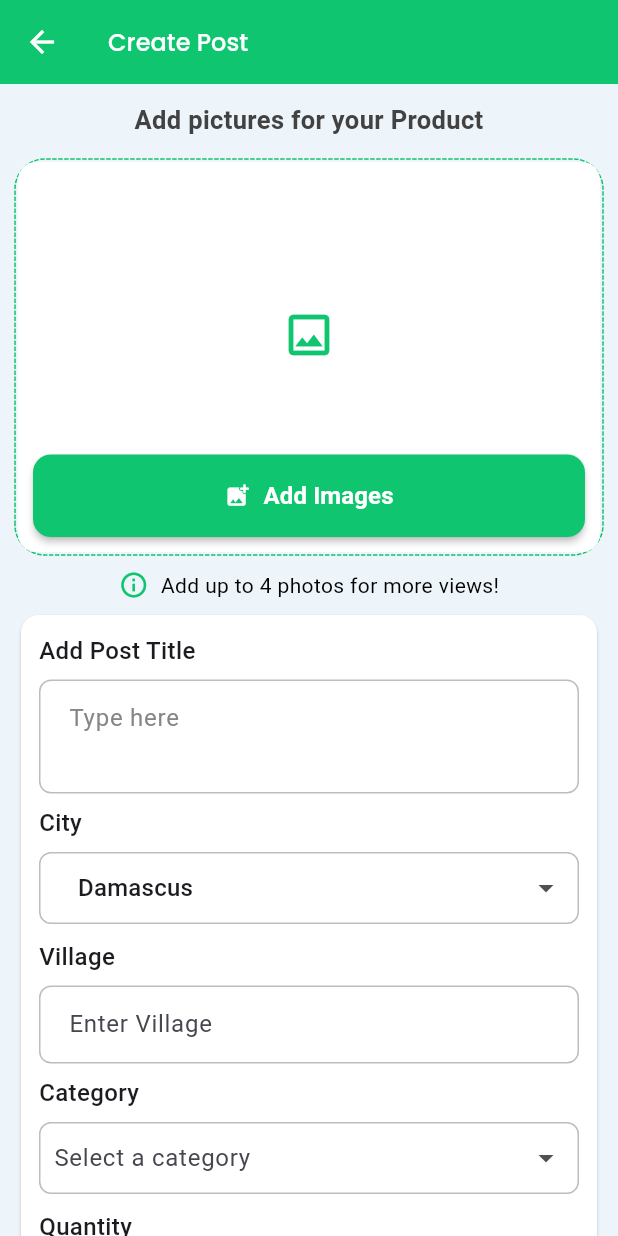
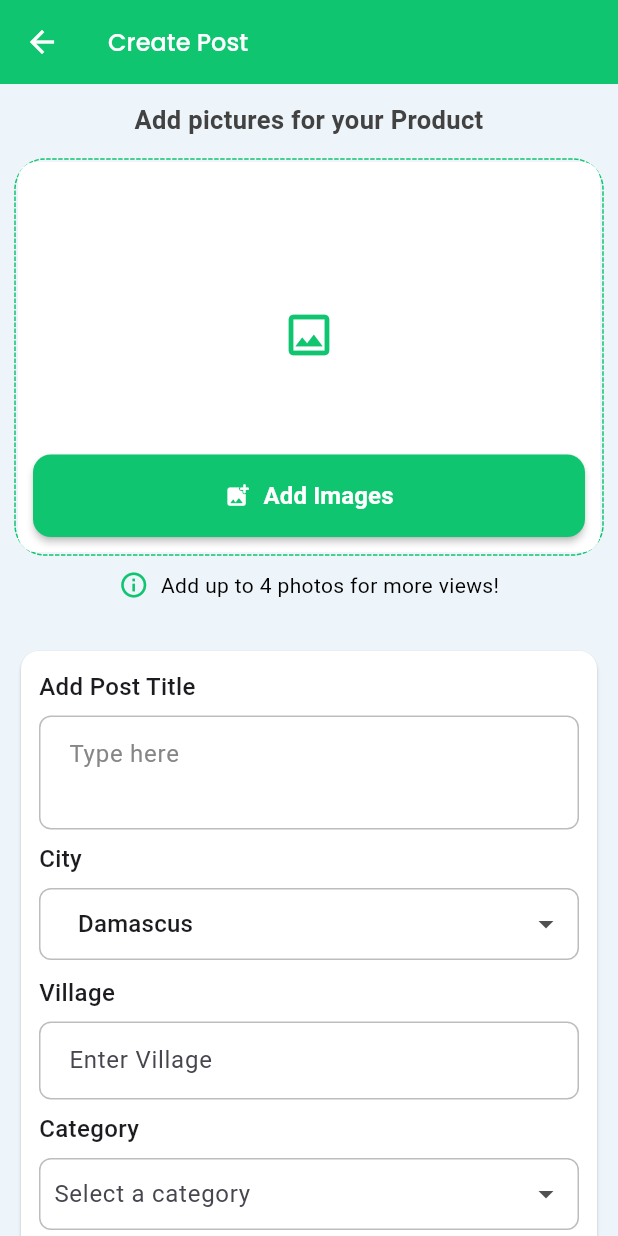
Before and after one commit to mimoriam/farmers_hub, a Flutter app: the AddPostScreen screen opened directly, on a phone screen of 412 x 824 dp. Run offline on Flutter 3.47's test engine with Material 3 defaults, Android fonts, the phone set to English and light mode, and no system bars; drawn by our look-alikes of dotted_border, flutter_form_builder; our stand-ins replace animated_text_kit, another_flutter_splash_screen, carousel_slider, cloud_firestore, dio, dropdown_button2 and 18 more; missing offline and left inert: dio_smart_retry, sign_button, tap_debouncer; accounts and stored records are empty; project files that could hold a hidden picture were left out.

Commit message:
bug fixes

```diff
--- a/lib/screens/add_post/add_post_screen.dart
+++ b/lib/screens/add_post/add_post_screen.dart
@@ -387,7 +387,7 @@ class _AddPostScreenState extends State<AddPostScreen> {
                             //     ? Container() :
                             //     ?
                             Padding(
-                              padding: const EdgeInsets.symmetric(horizontal: 12),
+                              padding: const EdgeInsets.symmetric(horizontal: 10, vertical: 12),
                               child: GridView.builder(
                                 shrinkWrap: true,
                                 // Important to make GridView work inside SingleChildScrollView
--- a/lib/screens/details/details_screen.dart
+++ b/lib/screens/details/details_screen.dart
@@ -787,6 +787,7 @@ class _DetailsScreenState extends State<DetailsScreen> {
             ? Container()
             : Row(
               children: [
+                SizedBox(width: 3),
                 TapDebouncer(
                   cooldown: const Duration(milliseconds: 2000),
                   onTap:
@@ -828,7 +829,7 @@ class _DetailsScreenState extends State<DetailsScreen> {
                   },
                 ),
 
-                SizedBox(width: 6),
+                SizedBox(width: 10),
 
                 firebaseService.currentUser?.displayName == username
                     ? Container()
--- a/lib/screens/edit_post_screen/edit_post_screen.dart
+++ b/lib/screens/edit_post_screen/edit_post_screen.dart
@@ -465,16 +465,16 @@ class _EditPostScreenState extends State<EditPostScreen> {
                                       ],
                                     ),
 
-                                SizedBox(height: 4),
+                                // error.isNotEmpty ? SizedBox(height: 2) : Container(),
 
                                 error.isNotEmpty
                                     ? Text(error, style: TextStyle(color: Colors.red, fontSize: 18))
                                     : Container(),
 
-                                error.isNotEmpty ? SizedBox(height: 10) : Container(),
+                                error.isNotEmpty ? SizedBox(height: 6) : Container(),
 
                                 Padding(
-                                  padding: const EdgeInsets.symmetric(horizontal: 12),
+                                  padding: const EdgeInsets.symmetric(horizontal: 10, vertical: 12),
                                   child: GridView.builder(
                                     shrinkWrap: true,
                                     // Important to make GridView work inside SingleChildScrollView
```
